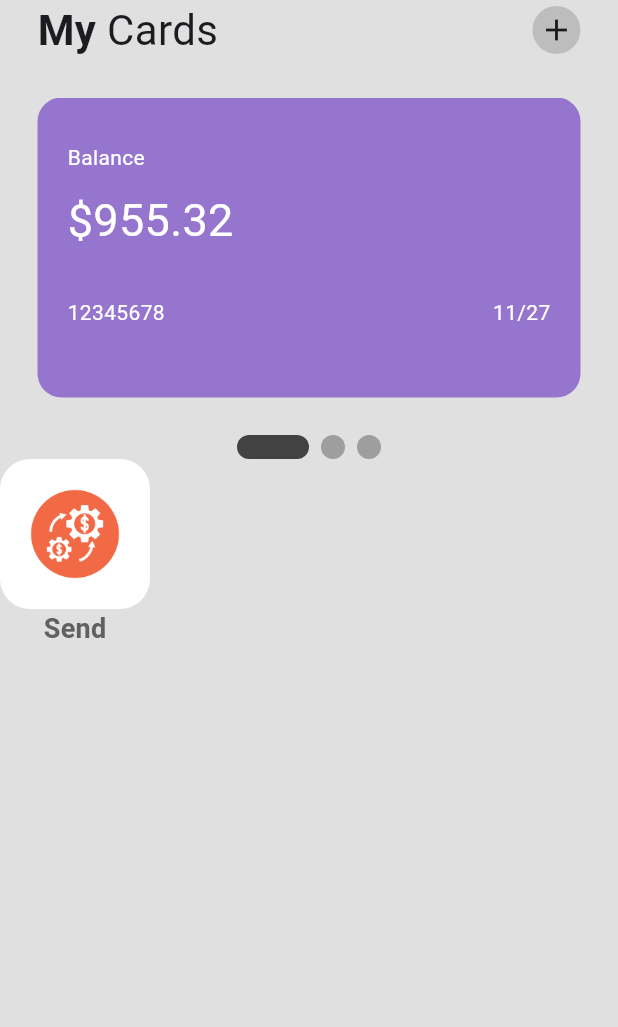
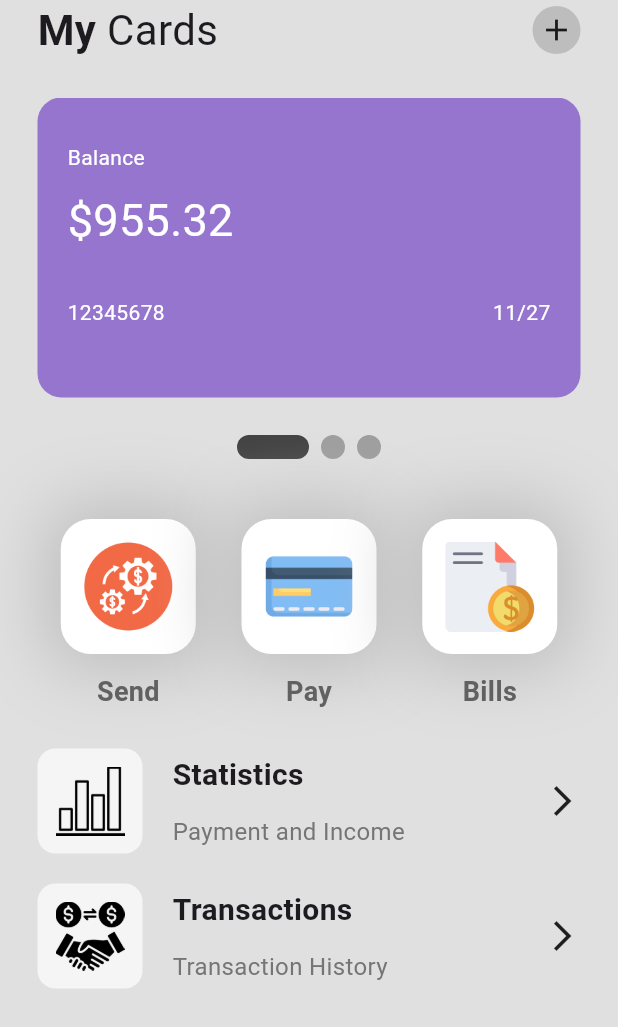
Before and after one commit to iJvpiter/wallet_app_ui, a Flutter app: the screen it shows after launch, on a phone screen of 412 x 824 dp. Shown: the top 1027 px of the screen. Run offline on Flutter 3.47's test engine with Material 3 defaults, Android fonts, the phone set to English and light mode, and no system bars; drawn by our look-alikes of smooth_page_indicator.

Commit message:
Adding buttons

```diff
--- a/lib/pages/home_page.dart
+++ b/lib/pages/home_page.dart
@@ -1,6 +1,8 @@
 import 'package:flutter/material.dart';
 import 'package:smooth_page_indicator/smooth_page_indicator.dart';
+import 'package:wallet_app_ui/utils/my_button.dart';
 import 'package:wallet_app_ui/utils/my_card.dart';
+import 'package:wallet_app_ui/utils/my_list_tile.dart';
 
 class HomePage extends StatefulWidget {
   const HomePage({super.key});
@@ -89,6 +91,7 @@ class _HomePageState extends State<HomePage> {
 
           SizedBox(height: 25),
 
+          // Indicadores de página
           SmoothPageIndicator(
             controller: _controller,
             count: 3,
@@ -97,40 +100,51 @@ class _HomePageState extends State<HomePage> {
             ),
           ),
 
-            // 3 buttons -> send + pay + bills
-            Row(
+          SizedBox(height: 40),
+
+          // 3 botones -> send + pay + bills
+          Padding(
+            padding: const EdgeInsets.symmetric(horizontal: 10.0),
+            child: Row(
+              mainAxisAlignment: MainAxisAlignment.spaceEvenly,
               children: [
-                // send button
-                Column(
-                  children: [
-                    // icon
-                    Container(
-                      height: 100,
-                      padding: EdgeInsets.all(20),
-                      decoration: BoxDecoration(
-                        color: Colors.white,
-                        borderRadius: BorderRadius.circular(20),
+                MyButton(
+                  iconImagePath: 'lib/icons/send-money.png',
+                  buttonText: 'Send',
                 ),
-                      child: Center(
-                        child: Image.asset('lib/icons/send-money.png'),
+                MyButton(
+                  iconImagePath: 'lib/icons/credit-card.png',
+                  buttonText: 'Pay',
                 ),
-                    ),
-                    // text
-                    Text(
-                      'Send',
-                      style: TextStyle(
-                        fontSize: 18,
-                        fontWeight: FontWeight.bold,
-                        color: Colors.grey[700],
-                      ),
+                MyButton(
+                  iconImagePath: 'lib/icons/bill.png',
+                  buttonText: 'Bills',
                 ),
               ],
             ),
+          ),
+          // column -> stats + transactions
+          Padding(
+            padding: const EdgeInsets.all(25.0),
+            child: Column(
+              children: [
+                // statistics
+                MyListTile(
+                  iconImagePath: 'lib/icons/statistics.png',
+                  tileTitle: 'Statistics',
+                  tileSubTitle: 'Payment and Income',
+                ),
+                MyListTile(
+                  iconImagePath: 'lib/icons/transaction.png',
+                  tileTitle: 'Transactions',
+                  tileSubTitle: 'Transaction History',
+                ),
+                // transaction
               ],
-            )
-
-            // column -> stats + transactions
+            ),
+          ),
         ]),
-        ));
+      ),
+    );
   }
 }
--- /dev/null
+++ b/lib/utils/my_button.dart
@@ -0,0 +1,51 @@
+import 'package:flutter/material.dart';
+
+class MyButton extends StatelessWidget {
+  final String iconImagePath;
+  final String buttonText;
+
+  const MyButton({
+    super.key,
+    required this.iconImagePath,
+    required this.buttonText,
+  });
+
+  @override
+  Widget build(BuildContext context) {
+    return Column(
+      children: [
+        // icon
+        Container(
+          height: 90,
+          padding: EdgeInsets.all(15),
+          decoration: BoxDecoration(
+            color: Colors.white,
+            borderRadius: BorderRadius.circular(20),
+            boxShadow: [
+              BoxShadow(
+                color: Colors.grey.shade400,
+                blurRadius: 40,
+                spreadRadius: 10,
+              ),
+            ],
+          ),
+          child: Center(
+            child: Image.asset(iconImagePath),
+          ),
+        ),
+        SizedBox(
+          height: 12,
+        ),
+        // text
+        Text(
+          buttonText,
+          style: TextStyle(
+            fontSize: 18,
+            fontWeight: FontWeight.bold,
+            color: Colors.grey[700],
+          ),
+        ),
+      ],
+    );
+  }
+}
--- /dev/null
+++ b/lib/utils/my_list_tile.dart
@@ -0,0 +1,66 @@
+import 'package:flutter/material.dart';
+
+class MyListTile extends StatelessWidget {
+  final String iconImagePath;
+  final String tileTitle;
+  final String tileSubTitle;
+
+  const MyListTile({
+    super.key,
+    required this.iconImagePath,
+    required this.tileTitle,
+    required this.tileSubTitle,
+  });
+
+  @override
+  Widget build(BuildContext context) {
+    return Padding(
+      padding: const EdgeInsets.only(bottom: 20.0),
+      child: Row(
+        mainAxisAlignment: MainAxisAlignment.spaceBetween,
+        children: [
+          Row(
+            children: [
+              // Icon
+              Container(
+                height: 70,
+                padding: EdgeInsets.all(12),
+                decoration: BoxDecoration(
+                  color: Colors.grey[100],
+                  borderRadius: BorderRadius.circular(12),
+                ),
+                child: Image.asset(iconImagePath),
+              ),
+              SizedBox(
+                width: 20,
+              ),
+              Column(
+                crossAxisAlignment: CrossAxisAlignment.start,
+                children: [
+                  Text(
+                    tileTitle,
+                    style: TextStyle(
+                      fontWeight: FontWeight.bold,
+                      fontSize: 20,
+                    ),
+                  ),
+                  SizedBox(
+                    height: 12,
+                  ),
+                  Text(
+                    tileSubTitle,
+                    style: TextStyle(
+                      fontSize: 16,
+                      color: Colors.grey[600],
+                    ),
+                  ),
+                ],
+              ),
+            ],
+          ),
+          Icon(Icons.arrow_forward_ios),
+        ],
+      ),
+    );
+  }
+}
```
Lines whose indentation alone changed are shown as unchanged.
